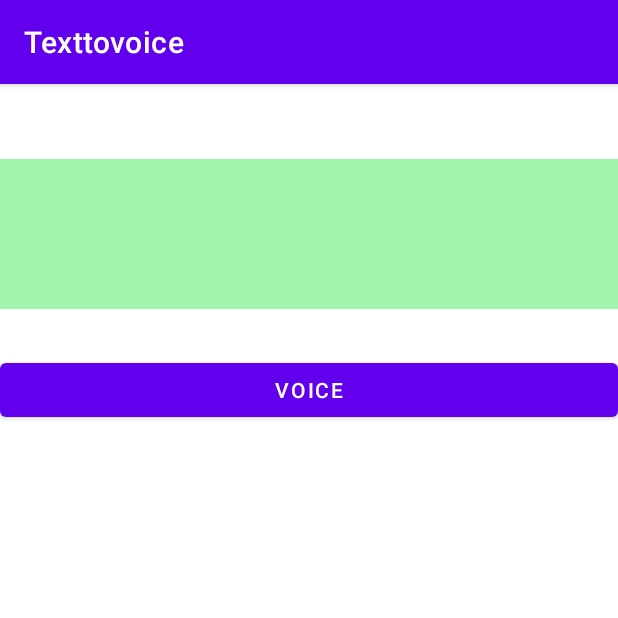
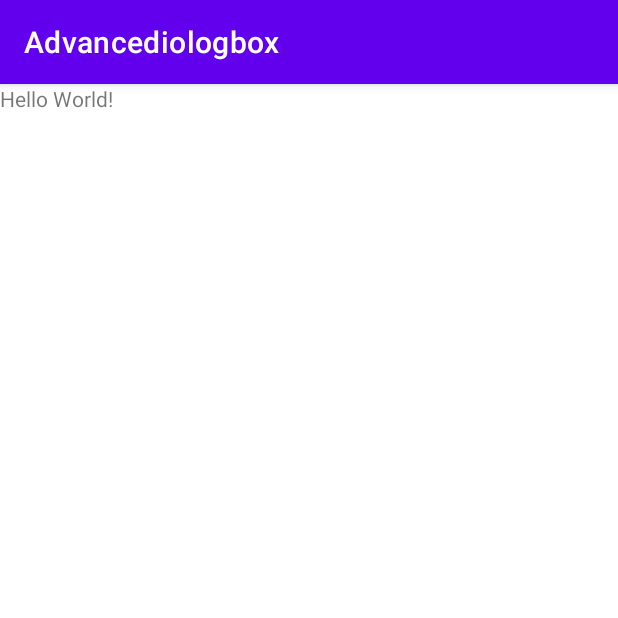
Before and after one commit to Foysalrabby/Androiad-2, an Android app: the screen it shows after launch (MainActivity), on a phone screen of 412 x 824 dp, the top half of it. Run offline under Robolectric (Android 15) with nearby library versions, the phone set to English and light mode, and no system bars.

Commit message:
Advance diallog box
Advance diallog box

```diff
--- a/src/main/AndroidManifest.xml
+++ b/src/main/AndroidManifest.xml
@@ -1,7 +1,7 @@
 <?xml version="1.0" encoding="utf-8"?>
 <manifest xmlns:android="http://schemas.android.com/apk/res/android"
     xmlns:tools="http://schemas.android.com/tools"
-    package="com.example.texttovoice">
+    package="com.example.advancediologbox">
 
     <application
         android:allowBackup="true"
@@ -11,7 +11,7 @@
         android:label="@string/app_name"
         android:roundIcon="@mipmap/ic_launcher_round"
         android:supportsRtl="true"
-        android:theme="@style/Theme.Texttovoice"
+        android:theme="@style/Theme.Advancediologbox"
         tools:targetApi="31">
         <activity
             android:name=".MainActivity"
--- a/src/main/res/layout/activity_main.xml
+++ b/src/main/res/layout/activity_main.xml
@@ -3,27 +3,17 @@
     xmlns:app="http://schemas.android.com/apk/res-auto"
     xmlns:tools="http://schemas.android.com/tools"
     android:layout_width="match_parent"
-    android:orientation="vertical"
     android:layout_height="match_parent"
     tools:context=".MainActivity">
 
-    <EditText
-        android:layout_marginTop="50dp"
-        android:id="@+id/edittext"
-        android:layout_width="match_parent"
-        android:padding="30dp"
-        android:layout_height="100dp"
-        android:background="#A1F4AC"
-        />
-    <Button
-        android:id="@+id/button"
+    <TextView
         android:layout_width="match_parent"
         android:layout_height="wrap_content"
-        android:layout_marginTop="30dp"
-        android:text="voice"
-
-        />
-
+        android:text="Hello World!"
+        app:layout_constraintBottom_toBottomOf="parent"
+        app:layout_constraintEnd_toEndOf="parent"
+        app:layout_constraintStart_toStartOf="parent"
+        app:layout_constraintTop_toTopOf="parent" />
 
 
 </LinearLayout>
--- a/src/main/res/values-night/themes.xml
+++ b/src/main/res/values-night/themes.xml
@@ -1,6 +1,6 @@
 <resources xmlns:tools="http://schemas.android.com/tools">
     <!-- Base application theme. -->
-    <style name="Theme.Texttovoice" parent="Theme.MaterialComponents.DayNight.DarkActionBar">
+    <style name="Theme.Advancediologbox" parent="Theme.MaterialComponents.DayNight.DarkActionBar">
         <!-- Primary brand color. -->
         <item name="colorPrimary">@color/purple_200</item>
         <item name="colorPrimaryVariant">@color/purple_700</item>
--- a/src/main/res/values/strings.xml
+++ b/src/main/res/values/strings.xml
@@ -1,3 +1,3 @@
 <resources>
-    <string name="app_name">Texttovoice</string>
+    <string name="app_name">Advancediologbox</string>
 </resources>
--- a/src/main/res/values/themes.xml
+++ b/src/main/res/values/themes.xml
@@ -1,6 +1,6 @@
 <resources xmlns:tools="http://schemas.android.com/tools">
     <!-- Base application theme. -->
-    <style name="Theme.Texttovoice" parent="Theme.MaterialComponents.DayNight.DarkActionBar">
+    <style name="Theme.Advancediologbox" parent="Theme.MaterialComponents.DayNight.DarkActionBar">
         <!-- Primary brand color. -->
         <item name="colorPrimary">@color/purple_500</item>
         <item name="colorPrimaryVariant">@color/purple_700</item>
```
Also changed, not shown: src/main/java/com/example/advancediologbox/MainActivity.java (added, +41 -0 lines), src/main/res/drawable/s1.png (added), 2 other files.
